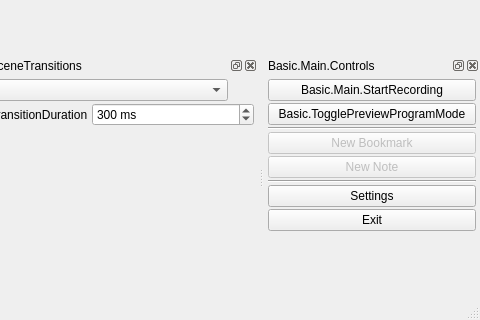
The window that UI/forms/OBSBasic.ui (skimotv/SkimoMeetingRecorder) describes before a commit, drawn with Qt 5; both pictures show x 599 to 1079 and y 410 to 730 of the 1079 by 730 pixel window.
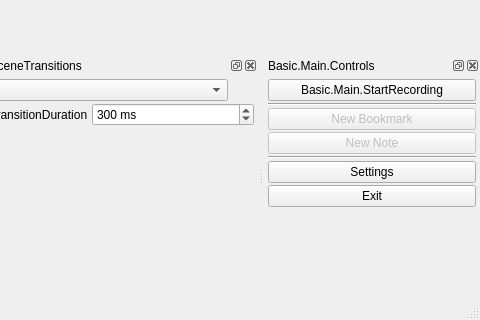
The same window after the commit. The open tabs and pages were chosen to show the change. Icons and pictures are not drawn. Custom widgets are drawn as their Qt base class.

Commit message: Removed studio mode, stream timer, and streaming settings, also found the recording timer and updated bookmark+note feature to use it

```diff
--- a/UI/forms/OBSBasic.ui
+++ b/UI/forms/OBSBasic.ui
@@ -1065,28 +1065,6 @@
        </item>
       </layout>
      </item>
-     <item>
-      <widget class="QPushButton" name="modeSwitch">
-       <property name="sizePolicy">
-        <sizepolicy hsizetype="Ignored" vsizetype="Fixed">
-         <horstretch>0</horstretch>
-         <verstretch>0</verstretch>
-        </sizepolicy>
-       </property>
-       <property name="minimumSize">
-        <size>
-         <width>150</width>
-         <height>0</height>
-        </size>
-       </property>
-       <property name="text">
-        <string>Basic.TogglePreviewProgramMode</string>
-       </property>
-       <property name="checkable">
-        <bool>true</bool>
-       </property>
-      </widget>
-     </item>
      <item>
       <widget class="Line" name="line">
        <property name="orientation">
```
Left out of the diff: 2 changed lines with no effect on the pictures. The commit also changes 8 other files.
